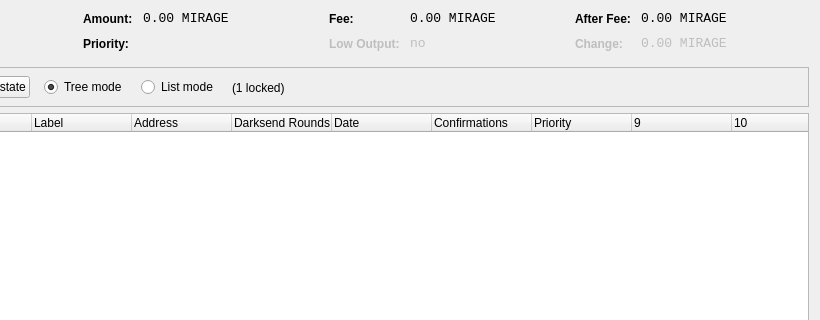
Above: src/qt/forms/coincontroldialog.ui from ruvex/mirage before the change; both pictures show x 180 to 1000 and y 0 to 320 of the 1000 by 500 pixel window. Below: the same form after it.
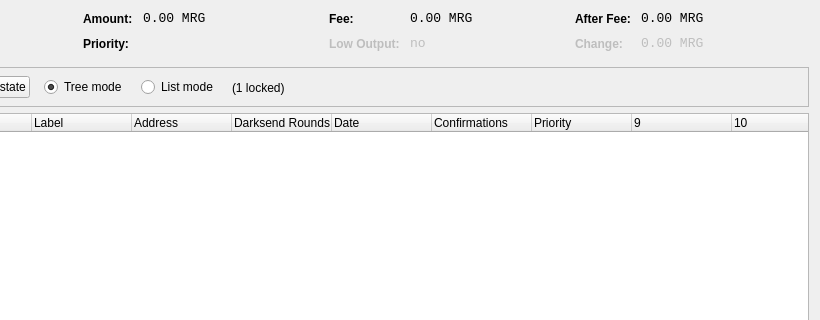
That is the form after the change. Custom widgets are drawn as their Qt base class.

The edit to the form file:
```diff
--- a/src/qt/forms/coincontroldialog.ui
+++ b/src/qt/forms/coincontroldialog.ui
@@ -141,7 +141,7 @@
           <enum>Qt::ActionsContextMenu</enum>
          </property>
          <property name="text">
-          <string notr="true">0.00 MIRAGE</string>
+          <string notr="true">0.00 MRG</string>
          </property>
          <property name="textInteractionFlags">
           <set>Qt::LinksAccessibleByMouse|Qt::TextSelectableByKeyboard|Qt::TextSelectableByMouse</set>
@@ -221,7 +221,7 @@
           <enum>Qt::ActionsContextMenu</enum>
          </property>
          <property name="text">
-          <string notr="true">0.00 MIRAGE</string>
+          <string notr="true">0.00 MRG</string>
          </property>
          <property name="textInteractionFlags">
           <set>Qt::LinksAccessibleByMouse|Qt::TextSelectableByKeyboard|Qt::TextSelectableByMouse</set>
@@ -307,7 +307,7 @@
           <enum>Qt::ActionsContextMenu</enum>
          </property>
          <property name="text">
-          <string notr="true">0.00 MIRAGE</string>
+          <string notr="true">0.00 MRG</string>
          </property>
          <property name="textInteractionFlags">
           <set>Qt::LinksAccessibleByMouse|Qt::TextSelectableByKeyboard|Qt::TextSelectableByMouse</set>
@@ -345,7 +345,7 @@
           <enum>Qt::ActionsContextMenu</enum>
          </property>
          <property name="text">
-          <string notr="true">0.00 MIRAGE</string>
+          <string notr="true">0.00 MRG</string>
          </property>
          <property name="textInteractionFlags">
           <set>Qt::LinksAccessibleByMouse|Qt::TextSelectableByKeyboard|Qt::TextSelectableByMouse</set>
```
